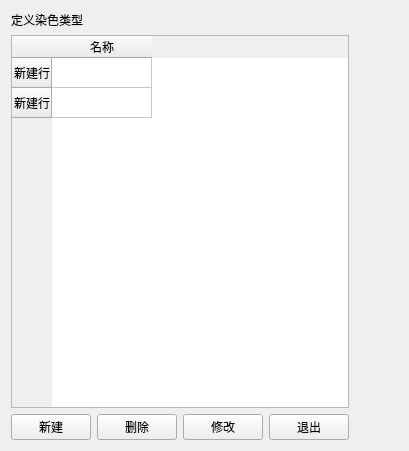
Qt form tabsystemset/otherwidget/specialtypeset.ui (YYC572652645/PatholoSystem) before a commit.
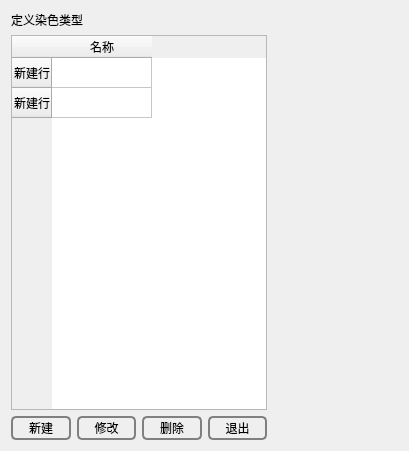
The same form after that commit.

Diff of the .ui file:
```diff
--- a/tabsystemset/otherwidget/specialtypeset.ui
+++ b/tabsystemset/otherwidget/specialtypeset.ui
@@ -48,27 +48,123 @@
         <layout class="QHBoxLayout" name="horizontalLayout">
          <item>
           <widget class="QPushButton" name="pushButtonNew">
+           <property name="styleSheet">
+            <string notr="true">QPushButton
+{
+    background-color: transparent;
+    border-radius:5px;
+    border:2px solid gray;
+    color:black;
+    height:20px;
+}
+
+QPushButton:hover
+{
+    background-color: rgb(0,130,150);
+    border-radius:5px;
+    color:white;
+}
+
+QPushButton:hover:pressed
+{
+    background-color:rgb(85,170,255);
+    border-radius:5px;
+    color:white;
+}</string>
+           </property>
            <property name="text">
             <string>新建</string>
            </property>
           </widget>
          </item>
-         <item>
-          <widget class="QPushButton" name="pushButtonDelete">
-           <property name="text">
-            <string>删除</string>
-           </property>
-          </widget>
-         </item>
          <item>
           <widget class="QPushButton" name="pushButtonUpdate">
+           <property name="styleSheet">
+            <string notr="true">QPushButton
+{
+    background-color: transparent;
+    border-radius:5px;
+    border:2px solid gray;
+    color:black;
+    height:20px;
+}
+
+QPushButton:hover
+{
+    background-color: rgb(0,130,150);
+    border-radius:5px;
+    color:white;
+}
+
+QPushButton:hover:pressed
+{
+    background-color:rgb(85,170,255);
+    border-radius:5px;
+    color:white;
+}</string>
+           </property>
            <property name="text">
             <string>修改</string>
            </property>
           </widget>
          </item>
+         <item>
+          <widget class="QPushButton" name="pushButtonDelete">
+           <property name="styleSheet">
+            <string notr="true">QPushButton
+{
+    background-color: transparent;
+    border-radius:5px;
+    border:2px solid gray;
+    color:black;
+    height:20px;
+}
+
+QPushButton:hover
+{
+    background-color: rgb(0,130,150);
+    border-radius:5px;
+    color:white;
+}
+
+QPushButton:hover:pressed
+{
+    background-color:rgb(85,170,255);
+    border-radius:5px;
+    color:white;
+}</string>
+           </property>
+           <property name="text">
+            <string>删除</string>
+           </property>
+          </widget>
+         </item>
          <item>
           <widget class="QPushButton" name="pushButtonExit">
+           <property name="styleSheet">
+            <string notr="true">QPushButton
+{
+    background-color: transparent;
+    border-radius:5px;
+    border:2px solid gray;
+    color:black;
+    height:20px;
+}
+
+QPushButton:hover
+{
+    background-color: rgb(0,130,150);
+    border-radius:5px;
+    color:white;
+}
+
+QPushButton:hover:pressed
+{
+    background-color:rgb(85,170,255);
+    border-radius:5px;
+    color:white;
+}</string>
+           </property>
            <property name="text">
             <string>退出</string>
            </property>
```
